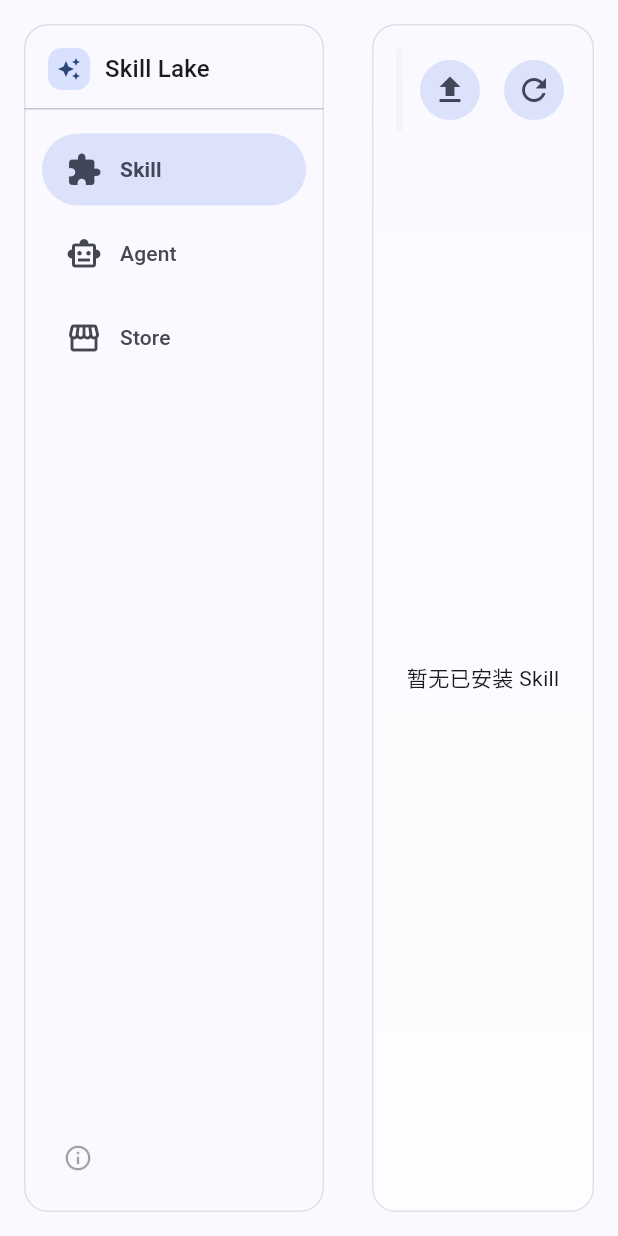
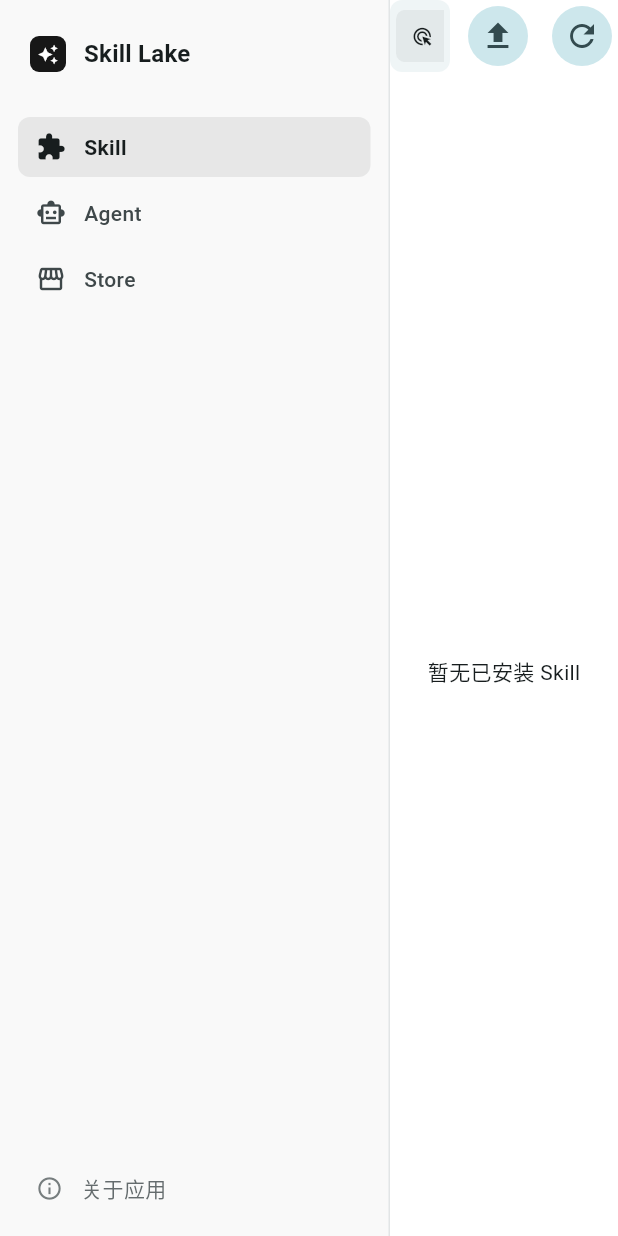
Before and after one commit to emlog/skill-lake, a Flutter app: the screen it shows after launch, on a phone screen of 412 x 824 dp. Run offline on Flutter 3.47's test engine with Material 3 defaults, Android fonts, the phone set to English and light mode, and no system bars; our stand-ins replace file_picker.

Commit message:
refactor: update UI components and styling for skill management and agent selection pages

```diff
--- a/lib/main.dart
+++ b/lib/main.dart
@@ -15,51 +15,65 @@
 class SkillLakeApp extends StatelessWidget {
   const SkillLakeApp({super.key});
 
-  /// 构建通用主题的辅助方法，浅色/深色共享相同的结构定义。
-  ///
-  /// [brightness] 决定生成浅色还是深色主题。
-  /// 所有颜色均由 Material 3 的 ColorScheme.fromSeed 推导，
-  /// 不硬编码任何色值，确保跟随系统外观自适应。
   static ThemeData _buildTheme(Brightness brightness) {
-    // macOS 原生系统蓝色 (Apple System Blue)
-    const Color seedColor = Color(0xFF007AFF);
+    // 采用中性偏冷的深空黑作为种子色，接近 ChatGPT 新版的极简色调
+    const Color seedColor = Color(0xFF171717);
     final ColorScheme colorScheme = ColorScheme.fromSeed(
       seedColor: seedColor,
       brightness: brightness,
+      primary: brightness == Brightness.light ? const Color(0xFF171717) : const Color(0xFFECECEC),
     );
 
     return ThemeData(
       colorScheme: colorScheme,
       useMaterial3: true,
+      scaffoldBackgroundColor: brightness == Brightness.light
+          ? const Color(0xFFFFFFFF)
+          : const Color(0xFF212121),
       cardTheme: CardThemeData(
         elevation: 0,
         margin: EdgeInsets.zero,
+        color: colorScheme.surface,
         shape: RoundedRectangleBorder(
-          borderRadius: BorderRadius.circular(14),
-          // 使用 ColorScheme 语义化边框色，自动适配深浅模式
-          side: BorderSide(color: colorScheme.outlineVariant),
+          borderRadius: BorderRadius.circular(10), // 更收敛的小圆角
+          side: BorderSide(
+            color: colorScheme.outlineVariant.withValues(alpha: 0.5),
+            width: 0.5, // 极细边框
+          ),
         ),
       ),
       inputDecorationTheme: InputDecorationTheme(
         filled: true,
-        fillColor: colorScheme.surfaceContainerLowest,
+        fillColor: brightness == Brightness.light
+            ? const Color(0xFFF9F9F9)
+            : const Color(0xFF2C2C2C),
+        contentPadding: const EdgeInsets.symmetric(horizontal: 14, vertical: 12),
         border: OutlineInputBorder(
-          borderRadius: BorderRadius.circular(12),
-          borderSide: BorderSide(color: colorScheme.outlineVariant),
+          borderRadius: BorderRadius.circular(10),
+          borderSide: BorderSide(
+            color: colorScheme.outlineVariant.withValues(alpha: 0.3),
+            width: 1,
+          ),
         ),
         enabledBorder: OutlineInputBorder(
-          borderRadius: BorderRadius.circular(12),
-          borderSide: BorderSide(color: colorScheme.outlineVariant),
+          borderRadius: BorderRadius.circular(10),
+          borderSide: BorderSide(
+            color: colorScheme.outlineVariant.withValues(alpha: 0.3),
+            width: 1,
+          ),
         ),
         focusedBorder: OutlineInputBorder(
-          borderRadius: BorderRadius.circular(12),
-          borderSide: BorderSide(color: colorScheme.primary, width: 1.4),
+          borderRadius: BorderRadius.circular(10),
+          borderSide: BorderSide(
+            color: colorScheme.primary.withValues(alpha: 0.5),
+            width: 1,
+          ),
         ),
       ),
       snackBarTheme: SnackBarThemeData(
         behavior: SnackBarBehavior.floating,
         shape: RoundedRectangleBorder(
-          borderRadius: BorderRadius.circular(12),
+          borderRadius: BorderRadius.circular(10),
         ),
       ),
     );
--- a/lib/pages/skill_management_page.dart
+++ b/lib/pages/skill_management_page.dart
@@ -174,18 +174,30 @@
                             skill.installedPath?.isNotEmpty == true;
                         final ColorScheme color = Theme.of(context).colorScheme;
                         return Card(
+                          margin: const EdgeInsets.only(bottom: 8),
+                          shape: RoundedRectangleBorder(
+                            borderRadius: BorderRadius.circular(8),
+                            side: BorderSide(
+                              color: color.outlineVariant.withValues(alpha: Theme.of(context).brightness == Brightness.dark ? 0.2 : 0.4),
+                              width: 0.5,
+                            ),
+                          ),
                           child: ListTile(
                             contentPadding: const EdgeInsets.symmetric(
-                              horizontal: 14,
-                              vertical: 6,
+                              horizontal: 16,
+                              vertical: 8,
                             ),
-                            leading: CircleAvatar(
-                              radius: 18,
-                              backgroundColor: color.primaryContainer,
+                            leading: Container(
+                              width: 36,
+                              height: 36,
+                              decoration: BoxDecoration(
+                                color: Theme.of(context).brightness == Brightness.dark ? Colors.white10 : color.surfaceContainerHighest,
+                                borderRadius: BorderRadius.circular(8),
+                              ),
                               child: Icon(
                                 Icons.extension_outlined,
                                 size: 18,
-                                color: color.onPrimaryContainer,
+                                color: Theme.of(context).brightness == Brightness.dark ? Colors.white70 : color.onSurfaceVariant,
                               ),
                             ),
                             title: GestureDetector(
@@ -198,14 +210,17 @@
                                       : '${skill.name} (${skill.version})',
                                   style: TextStyle(
                                     fontWeight: FontWeight.w600,
-                                    color: color.primary,
+                                    fontSize: 15,
+                                    color: color.onSurface,
                                     decoration: TextDecoration.underline,
-                                    decorationColor: color.primary.withValues(alpha: 0.5),
+                                    decorationColor: color.onSurfaceVariant.withValues(alpha: 0.5),
                                   ),
                                 ),
                               ),
                             ),
-                            subtitle: Text(
+                            subtitle: Padding(
+                              padding: const EdgeInsets.only(top: 4.0),
+                              child: Text(
                                 skill.description.trim().isEmpty
                                     ? '暂无描述'
                                     : skill.description,
@@ -213,22 +228,28 @@
                                 overflow: TextOverflow.ellipsis,
                                 style: Theme.of(context).textTheme.bodySmall?.copyWith(
                                       color: color.onSurfaceVariant,
+                                      height: 1.4,
+                                    ),
                               ),
                             ),
                             isThreeLine: true,
                             trailing: Wrap(
-                              spacing: 8,
+                              spacing: 4,
                               children: <Widget>[
                                 IconButton(
                                   tooltip: '查看',
+                                  iconSize: 20,
                                   onPressed: () => _onView(skill),
                                   icon: const Icon(Icons.more_horiz),
+                                  color: color.onSurfaceVariant,
                                 ),
                                 IconButton(
                                   tooltip: '删除',
+                                  iconSize: 20,
                                   onPressed:
                                       canDelete ? () => _onDelete(skill) : null,
                                   icon: const Icon(Icons.delete_outline),
+                                  color: color.onSurfaceVariant,
                                 ),
                               ],
                             ),
@@ -414,22 +435,30 @@
     }
 
     return Container(
-      height: 56,
-      padding: const EdgeInsets.symmetric(horizontal: 8),
+      height: 48,
+      padding: const EdgeInsets.symmetric(horizontal: 4, vertical: 4),
       decoration: BoxDecoration(
-        borderRadius: BorderRadius.circular(12),
+        borderRadius: BorderRadius.circular(8),
         color: Theme.of(context).colorScheme.surfaceContainerLow,
       ),
-      child: ListView.separated(
+      child: ListView.builder(
         scrollDirection: Axis.horizontal,
         itemCount: agents.length,
-        separatorBuilder: (_, __) => const SizedBox(width: 8),
         itemBuilder: (BuildContext context, int index) {
           final AgentTarget agent = agents[index];
           final bool isDefault = defaultAgent != null && defaultAgent!.id == agent.id;
-          return ChoiceChip(
-            selected: index == selectedIndex,
+          final bool selected = index == selectedIndex;
+          return Padding(
+            padding: const EdgeInsets.only(right: 4),
+            child: ChoiceChip(
+              selected: selected,
               onSelected: (_) => onChanged(index),
+              showCheckmark: false,
+              shape: RoundedRectangleBorder(borderRadius: BorderRadius.circular(6)),
+              side: BorderSide.none,
+              backgroundColor: Colors.transparent,
+              selectedColor: Theme.of(context).colorScheme.surfaceContainerHigh,
+              labelPadding: const EdgeInsets.symmetric(horizontal: 8, vertical: 0),
               label: Row(
                 mainAxisSize: MainAxisSize.min,
                 children: <Widget>[
@@ -442,21 +471,27 @@
                         vertical: 2,
                       ),
                       decoration: BoxDecoration(
-                      color: Theme.of(context).colorScheme.primary,
+                        border: Border.all(color: Theme.of(context).colorScheme.outlineVariant.withValues(alpha: 0.5)),
                         borderRadius: BorderRadius.circular(4),
                       ),
                       child: Text(
                         '默认',
                         style: TextStyle(
-                        fontSize: 10,
-                        color: Theme.of(context).colorScheme.onPrimary,
+                          fontSize: 9,
+                          color: Theme.of(context).colorScheme.onSurfaceVariant,
                         ),
                       ),
                     ),
                   ],
                 ],
               ),
-            avatar: Icon(_agentIcon(agent.icon), size: 16),
+              labelStyle: TextStyle(
+                fontSize: 13,
+                fontWeight: selected ? FontWeight.w600 : FontWeight.w500,
+                color: selected ? Theme.of(context).colorScheme.onSurface : Theme.of(context).colorScheme.onSurfaceVariant,
+              ),
+              avatar: Icon(_agentIcon(agent.icon), size: 14, color: selected ? Theme.of(context).colorScheme.onSurface : Theme.of(context).colorScheme.onSurfaceVariant),
+            ),
           );
         },
       ),
--- a/lib/widgets/app_scaffold_shell.dart
+++ b/lib/widgets/app_scaffold_shell.dart
@@ -16,58 +16,64 @@
   @override
   Widget build(BuildContext context) {
     final ColorScheme color = Theme.of(context).colorScheme;
+    final bool isDark = Theme.of(context).brightness == Brightness.dark;
+    final Color sidebarColor = isDark ? const Color(0xFF202123) : const Color(0xFFF9F9F9);
+
     return Scaffold(
-      body: SafeArea(
-        child: Row(
+      body: Row(
         children: <Widget>[
-            Padding(
-              padding: const EdgeInsets.fromLTRB(16, 16, 0, 16),
-              child: DecoratedBox(
+          // 侧边栏整体
+          Container(
+            width: 260,
             decoration: BoxDecoration(
-                  color: color.surface,
-                  borderRadius: BorderRadius.circular(16),
-                  border: Border.all(
-                    color: color.outlineVariant.withValues(alpha: 0.5),
+              color: sidebarColor,
+              border: Border(
+                right: BorderSide(
+                  color: color.outlineVariant.withValues(alpha: isDark ? 0.2 : 0.4),
+                  width: 1,
                 ),
               ),
-                child: SizedBox(
-                  width: 200,
+            ),
+            child: SafeArea(
+              right: false,
               child: Column(
                 crossAxisAlignment: CrossAxisAlignment.stretch,
                 children: <Widget>[
                   Padding(
-                      padding: const EdgeInsets.fromLTRB(16, 16, 16, 4),
+                    padding: const EdgeInsets.fromLTRB(20, 24, 20, 12),
                     child: Row(
                       children: <Widget>[
                         Container(
-                            width: 28,
-                            height: 28,
+                          width: 24,
+                          height: 24,
                           decoration: BoxDecoration(
-                              color: color.primaryContainer,
-                              borderRadius: BorderRadius.circular(9),
+                            color: isDark ? Colors.white : color.primary,
+                            borderRadius: BorderRadius.circular(6),
                           ),
                           child: Icon(
                             Icons.auto_awesome,
-                              size: 16,
-                              color: color.onPrimaryContainer,
+                            size: 14,
+                            color: isDark ? Colors.black : color.onPrimary,
                           ),
                         ),
-                          const SizedBox(width: 10),
+                        const SizedBox(width: 12),
                         Text(
                           'Skill Lake',
-                            style: Theme.of(context).textTheme.titleMedium,
+                          style: Theme.of(context).textTheme.titleMedium?.copyWith(
+                            fontWeight: FontWeight.w600,
+                          ),
                         ),
                       ],
                     ),
                   ),
-                    const SizedBox(height: 8),
-                    const Divider(height: 1),
+                  const SizedBox(height: 16),
                   Expanded(
                     child: SingleChildScrollView(
+                      child: Padding(
+                        padding: const EdgeInsets.symmetric(horizontal: 12),
                         child: Column(
                           crossAxisAlignment: CrossAxisAlignment.stretch,
                           children: <Widget>[
-                            const SizedBox(height: 12),
                             _buildMenuItem(context, index: 0, label: 'Skill', icon: Icons.extension_outlined, selectedIcon: Icons.extension),
                             _buildMenuItem(context, index: 1, label: 'Agent', icon: Icons.smart_toy_outlined, selectedIcon: Icons.smart_toy),
                             _buildMenuItem(context, index: 2, label: 'Store', icon: Icons.storefront_outlined, selectedIcon: Icons.storefront),
@@ -75,25 +81,63 @@
                         ),
                       ),
                     ),
+                  ),
+                  // 底部 关于 按钮区
                   Padding(
-                      padding: const EdgeInsets.only(left: 12, bottom: 12),
-                      child: Align(
-                        alignment: Alignment.bottomLeft,
-                        child: IconButton(
-                          iconSize: 20,
-                          padding: const EdgeInsets.all(8),
-                          constraints: const BoxConstraints(),
-                          icon: Icon(
+                    padding: const EdgeInsets.all(12.0),
+                    child: InkWell(
+                      borderRadius: BorderRadius.circular(8),
+                      onTap: () => _showAboutDialog(context, color),
+                      child: Container(
+                        padding: const EdgeInsets.symmetric(horizontal: 12, vertical: 10),
+                        decoration: BoxDecoration(
+                          borderRadius: BorderRadius.circular(8),
+                        ),
+                        child: Row(
+                          children: <Widget>[
+                            Icon(
                               Icons.info_outline,
-                            color: color.onSurface.withValues(alpha: 0.4),
+                              size: 18,
+                              color: color.onSurfaceVariant.withValues(alpha: 0.7),
                             ),
-                          onPressed: () {
+                            const SizedBox(width: 12),
+                            Text(
+                              '关于应用',
+                              style: Theme.of(context).textTheme.bodyMedium?.copyWith(
+                                color: color.onSurfaceVariant.withValues(alpha: 0.8),
+                              ),
+                            ),
+                          ],
+                        ),
+                      ),
+                    ),
+                  ),
+                ],
+              ),
+            ),
+          ),
+          // 右侧主内容区
+          Expanded(
+            child: SafeArea(
+              left: false,
+              child: Container(
+                color: Theme.of(context).scaffoldBackgroundColor,
+                child: content,
+              ),
+            ),
+          ),
+        ],
+      ),
+    );
+  }
+
+  void _showAboutDialog(BuildContext context, ColorScheme color) {
     showDialog<void>(
       context: context,
       builder: (BuildContext context) {
         return AlertDialog(
           contentPadding: EdgeInsets.zero,
-                                  shape: RoundedRectangleBorder(borderRadius: BorderRadius.circular(16)),
+          shape: RoundedRectangleBorder(borderRadius: BorderRadius.circular(12)),
           content: SizedBox(
             width: 320,
             child: Stack(
@@ -104,16 +148,16 @@
                     mainAxisSize: MainAxisSize.min,
                     children: <Widget>[
                       Container(
-                                                width: 60,
-                                                height: 60,
+                        width: 56,
+                        height: 56,
                         decoration: BoxDecoration(
-                                                  color: color.primaryContainer,
-                                                  borderRadius: BorderRadius.circular(14),
+                          color: Theme.of(context).brightness == Brightness.dark ? Colors.white : color.primary,
+                          borderRadius: BorderRadius.circular(12),
                         ),
                         child: Icon(
                           Icons.auto_awesome,
-                                                  color: color.onPrimaryContainer,
-                                                  size: 32,
+                          color: Theme.of(context).brightness == Brightness.dark ? Colors.black : color.onPrimary,
+                          size: 28,
                         ),
                       ),
                       const SizedBox(height: 20),
@@ -158,7 +202,7 @@
                   top: 8,
                   right: 8,
                   child: IconButton(
-                                            icon: const Icon(Icons.close),
+                    icon: const Icon(Icons.close, size: 20),
                     onPressed: () => Navigator.of(context).pop(),
                   ),
                 ),
@@ -167,45 +211,6 @@
           ),
         );
       },
-                            );
-                          },
-                        ),
-                      ),
-                    ),
-                  ],
-                ),
-              ),
-            ),
-          ),
-          const SizedBox(width: 16),
-            Expanded(
-              child: Padding(
-                padding: const EdgeInsets.all(16),
-                child: DecoratedBox(
-                  decoration: BoxDecoration(
-                    gradient: LinearGradient(
-                      begin: Alignment.topCenter,
-                      end: Alignment.bottomCenter,
-                      colors: <Color>[
-                        color.surface,
-                        color.surfaceContainerLowest.withValues(alpha: 0.75),
-                      ],
-                    ),
-                    borderRadius: BorderRadius.circular(16),
-                    border: Border.all(
-                      color: color.outlineVariant.withValues(alpha: 0.5),
-                    ),
-                  ),
-                  child: Padding(
-                    padding: const EdgeInsets.all(16),
-                    child: content,
-                  ),
-                ),
-              ),
-            ),
-          ],
-        ),
-      ),
     );
   }
 
@@ -219,33 +224,39 @@
     final bool isSelected = selectedMenu == index;
     final ThemeData theme = Theme.of(context);
     final ColorScheme colorScheme = theme.colorScheme;
+    final bool isDark = theme.brightness == Brightness.dark;
+
+    final Color selectedBgColor = isDark
+        ? colorScheme.onSurface.withValues(alpha: 0.1)
+        : colorScheme.onSurface.withValues(alpha: 0.08);
 
     return Padding(
-      padding: const EdgeInsets.symmetric(horizontal: 12, vertical: 4),
+      padding: const EdgeInsets.symmetric(vertical: 2),
       child: Material(
         color: Colors.transparent,
         child: InkWell(
-          borderRadius: BorderRadius.circular(28),
+          borderRadius: BorderRadius.circular(8),
           onTap: () => onMenuChanged(index),
+          // hoverColor: isDark ? Colors.white10 : Colors.black12,
           child: Container(
             decoration: BoxDecoration(
-              color: isSelected ? colorScheme.secondaryContainer : Colors.transparent,
-              borderRadius: BorderRadius.circular(28),
+              color: isSelected ? selectedBgColor : Colors.transparent,
+              borderRadius: BorderRadius.circular(8),
             ),
-            padding: const EdgeInsets.symmetric(horizontal: 16, vertical: 12),
+            padding: const EdgeInsets.symmetric(horizontal: 12, vertical: 10),
             child: Row(
               children: <Widget>[
                 Icon(
                   isSelected ? selectedIcon : icon,
-                  size: 24,
-                  color: isSelected ? colorScheme.onSecondaryContainer : colorScheme.onSurfaceVariant,
+                  size: 20,
+                  color: isSelected ? colorScheme.onSurface : colorScheme.onSurfaceVariant,
                 ),
                 const SizedBox(width: 12),
                 Text(
                   label,
-                  style: theme.textTheme.labelLarge?.copyWith(
-                    color: isSelected ? colorScheme.onSecondaryContainer : colorScheme.onSurfaceVariant,
-                    fontWeight: isSelected ? FontWeight.bold : FontWeight.w500,
+                  style: theme.textTheme.bodyMedium?.copyWith(
+                    color: isSelected ? colorScheme.onSurface : colorScheme.onSurfaceVariant,
+                    fontWeight: isSelected ? FontWeight.w600 : FontWeight.w500,
                   ),
                 ),
               ],
```
Also changed, not shown: lib/pages/agent_management_page.dart (+36 -27 lines), lib/pages/skill_store_page.dart (+52 -32 lines). Lines whose indentation alone changed are shown as unchanged.
